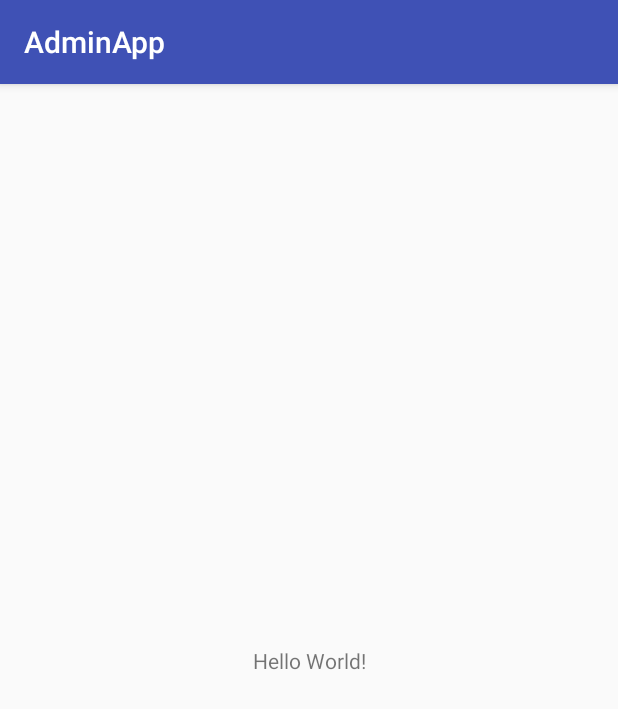
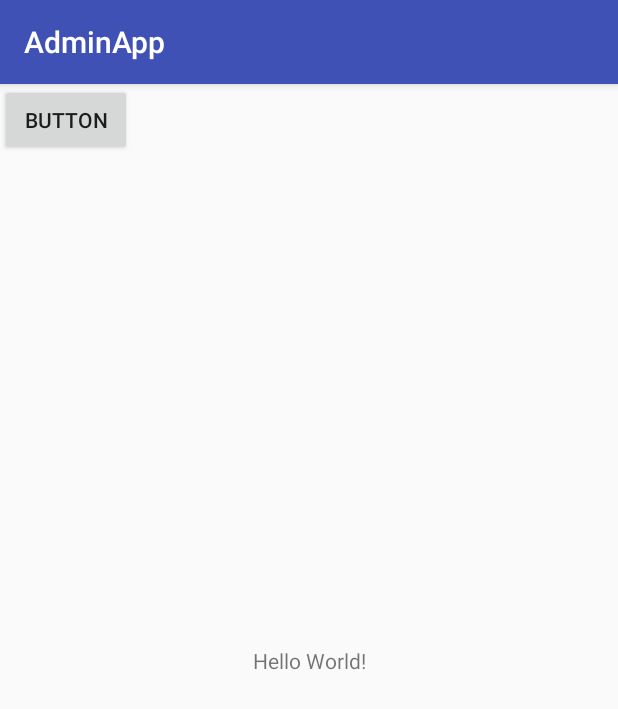
Before and after one commit to nguyenn15/ServiceManagement, an Android app: the screen it shows after launch (MainActivity), on a phone screen of 412 x 824 dp. Shown: the top 709 px of the screen. Run offline under Robolectric (Android 15) with nearby library versions, the phone set to English and light mode, and no system bars.

Commit message:
Update admin project

```diff
--- a/AdminApp/app/build.gradle
+++ b/AdminApp/app/build.gradle
@@ -1,11 +1,11 @@
 apply plugin: 'com.android.application'
 
 android {
-    compileSdkVersion 26
+    compileSdkVersion 27
     defaultConfig {
         applicationId "com.example.systemmanager.adminapp"
         minSdkVersion 21
-        targetSdkVersion 26
+        targetSdkVersion 27
         versionCode 1
         versionName "1.0"
         testInstrumentationRunner "android.support.test.runner.AndroidJUnitRunner"
@@ -20,7 +20,7 @@ android {
 
 dependencies {
     implementation fileTree(dir: 'libs', include: ['*.jar'])
-    implementation 'com.android.support:appcompat-v7:26.1.0'
+    implementation 'com.android.support:appcompat-v7:27.1.1'
     implementation 'com.android.support.constraint:constraint-layout:1.1.2'
     testImplementation 'junit:junit:4.12'
     androidTestImplementation 'com.android.support.test:runner:1.0.2'
--- a/AdminApp/app/src/main/res/layout/activity_main.xml
+++ b/AdminApp/app/src/main/res/layout/activity_main.xml
@@ -15,4 +15,12 @@
         app:layout_constraintRight_toRightOf="parent"
         app:layout_constraintTop_toTopOf="parent" />
 
+    <Button
+        android:id="@+id/button"
+        android:layout_width="wrap_content"
+        android:layout_height="wrap_content"
+        android:text="Button"
+        tools:layout_editor_absoluteX="84dp"
+        tools:layout_editor_absoluteY="82dp" />
+
 </android.support.constraint.ConstraintLayout>
```
